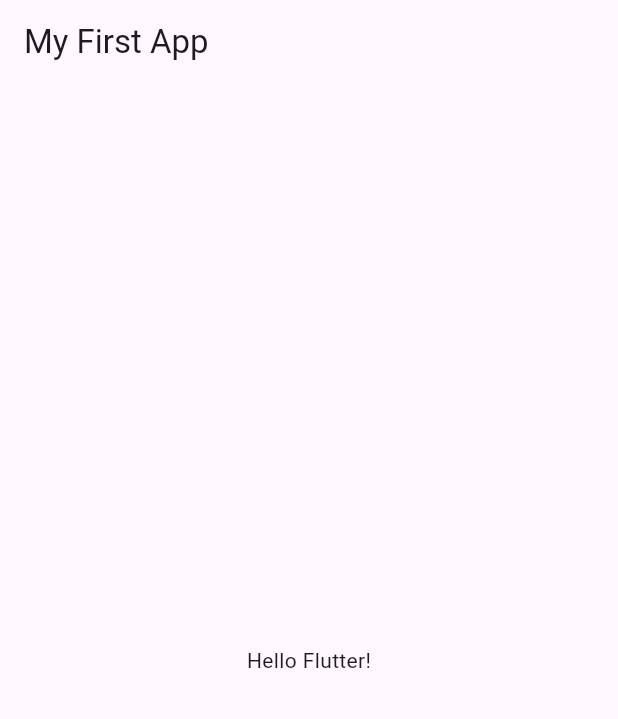
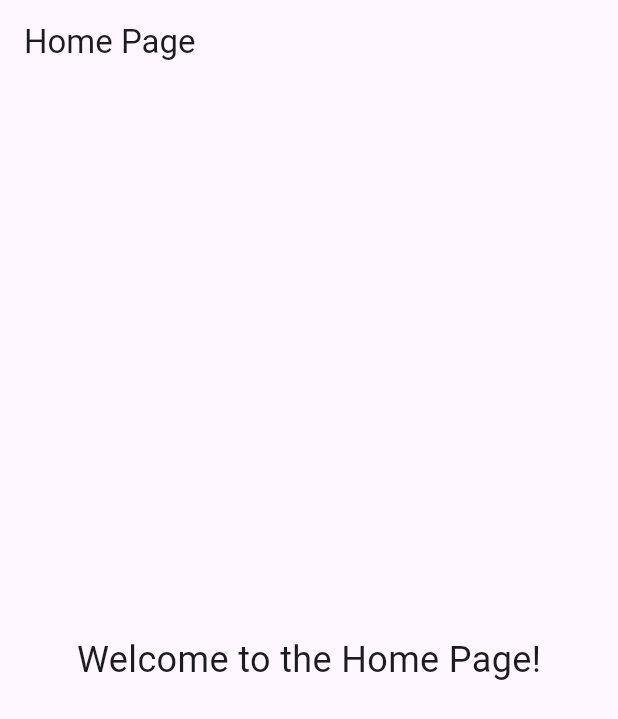
Before and after one commit to legojeon/eatfolio, a Flutter app: the screen it shows after launch, on a phone screen of 412 x 824 dp. Shown: the top 719 px of the screen. Run offline on Flutter 3.47's test engine with Material 3 defaults, Android fonts, the phone set to English and light mode, and no system bars.

Commit message:
Added home page

```diff
--- a/eatfolio/lib/main.dart
+++ b/eatfolio/lib/main.dart
@@ -1,7 +1,8 @@
 import 'package:flutter/material.dart';
+import 'presentation/screens/home_page.dart'; // Import your HomePage
 
 void main() {
-  runApp(const MyApp());
+  runApp(MyApp());
 }
 
 class MyApp extends StatelessWidget {
@@ -10,14 +11,8 @@ class MyApp extends StatelessWidget {
   @override
   Widget build(BuildContext context) {
     return MaterialApp(
-      home: Scaffold(
-        appBar: AppBar(
-          title: const Text('My First App'),
-        ),
-        body: const Center(
-          child: Text('Hello Flutter!'),
-        ),
-      ),
+      title: 'Eatfolio',
+      home: HomePage(), // Set HomePage as the home widget
     );
   }
 }
--- /dev/null
+++ b/eatfolio/lib/presentation/screens/home_page.dart
@@ -0,0 +1,20 @@
+import 'package:flutter/material.dart';
+
+class HomePage extends StatelessWidget {
+  const HomePage({super.key});
+
+  @override
+  Widget build(BuildContext context) {
+    return Scaffold(
+      appBar: AppBar(
+        title: Text('Home Page'),
+      ),
+      body: Center(
+        child: Text(
+          'Welcome to the Home Page!',
+          style: TextStyle(fontSize: 24),
+        ),
+      ),
+    );
+  }
+}
--- a/eatfolio/lib/presentation/widgets/button_org.dart
+++ b/eatfolio/lib/presentation/widgets/button_org.dart
@@ -1,3 +1,5 @@
+import 'package:flutter/material.dart';
+
 class Button extends StatelessWidget {
   @override
   Widget build(BuildContext context) {
--- a/eatfolio/lib/presentation/widgets/nav_bar.dart
+++ b/eatfolio/lib/presentation/widgets/nav_bar.dart
@@ -1,3 +1,5 @@
+import 'package:flutter/material.dart';
+
 class Tab extends StatelessWidget {
   @override
   Widget build(BuildContext context) {
```
